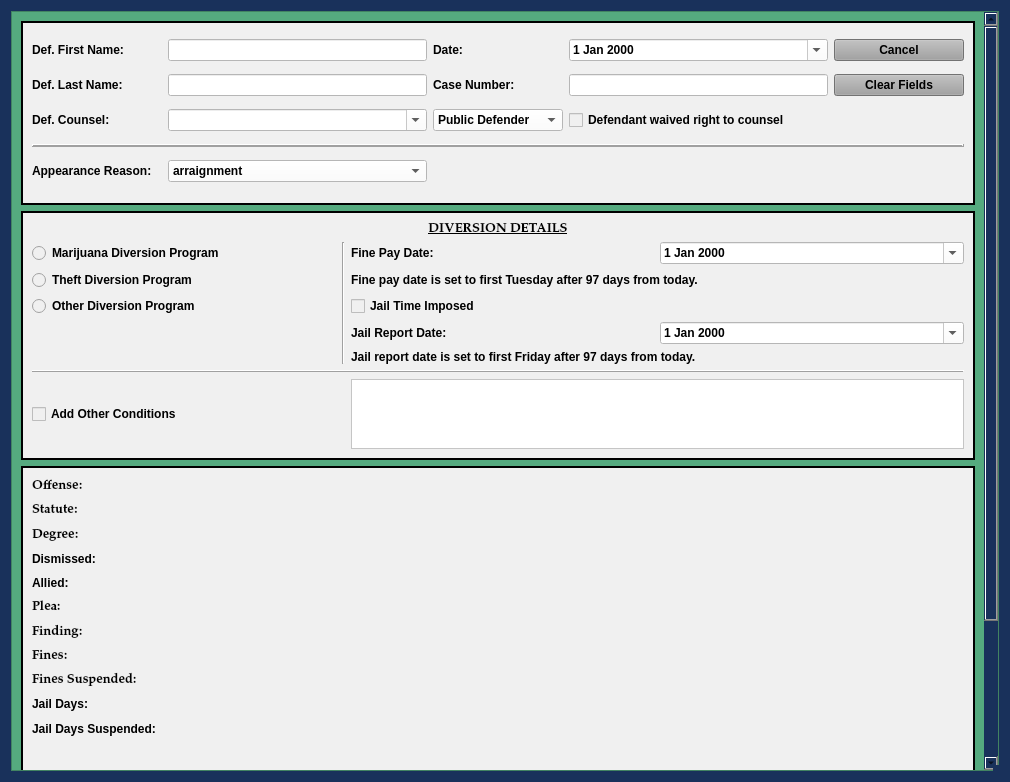
Old version of the form package/views/ui/DiversionPleaDialog.ui in the repository HunterProgram22/MuniEntry.
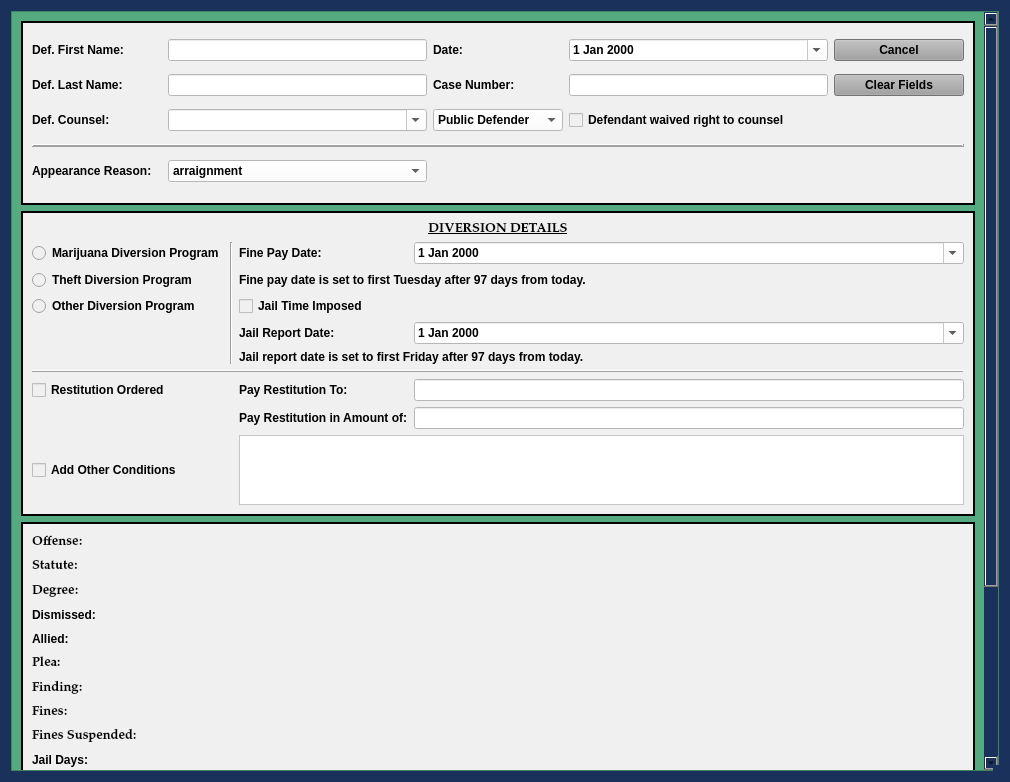
New version of the form. Custom widgets are drawn as their Qt base class.

Commit message: Added restitution to Diversion.

Patch:
```diff
--- a/package/views/ui/DiversionPleaDialog.ui
+++ b/package/views/ui/DiversionPleaDialog.ui
@@ -161,9 +161,9 @@
       <property name="geometry">
        <rect>
         <x>0</x>
-        <y>0</y>
+        <y>-172</y>
         <width>973</width>
-        <height>1015</height>
+        <height>1073</height>
        </rect>
       </property>
       <layout class="QGridLayout" name="gridLayout_2" rowstretch="2,1,4,1">
@@ -184,66 +184,7 @@
          <property name="lineWidth">
           <number>2</number>
          </property>
-         <layout class="QGridLayout" name="gridLayout_8" rowstretch="1,1,1,1,1,0,0,0,0">
-          <item row="2" column="2" colspan="2">
-           <widget class="QLabel" name="label_6">
-            <property name="text">
-             <string>Fine pay date is set to first Tuesday after 97 days from today.</string>
-            </property>
-           </widget>
-          </item>
-          <item row="1" column="0">
-           <widget class="QRadioButton" name="marijuana_diversion_radioButton">
-            <property name="text">
-             <string>Marijuana Diversion Program</string>
-            </property>
-            <attribute name="buttonGroup">
-             <string notr="true">buttonGroup</string>
-            </attribute>
-           </widget>
-          </item>
-          <item row="7" column="0" colspan="4">
-           <widget class="Line" name="line_2">
-            <property name="frameShadow">
-             <enum>QFrame::Raised</enum>
-            </property>
-            <property name="orientation">
-             <enum>Qt::Horizontal</enum>
-            </property>
-           </widget>
-          </item>
-          <item row="3" column="2">
-           <widget class="QCheckBox" name="diversion_jail_imposed_checkBox">
-            <property name="text">
-             <string>Jail Time Imposed</string>
-            </property>
-           </widget>
-          </item>
-          <item row="4" column="3">
-           <widget class="NoScrollDateEdit" name="diversion_jail_report_date_box">
-            <property name="styleSheet">
-             <string notr="true">color: rgb(0, 0, 0);
-background-color: rgb(255, 255, 255);</string>
-            </property>
-            <property name="calendarPopup">
-             <bool>true</bool>
-            </property>
-           </widget>
-          </item>
-          <item row="4" column="2">
-           <widget class="QLabel" name="diversion_jail_report_date_label">
-            <property name="text">
-             <string>Jail Report Date:</string>
-            </property>
-           </widget>
-          </item>
-          <item row="1" column="2">
-           <widget class="QLabel" name="label_23">
-            <property name="text">
-             <string>Fine Pay Date:</string>
-            </property>
-           </widget>
-          </item>
+         <layout class="QGridLayout" name="gridLayout_8" rowstretch="1,1,1,1,1,0,0,0,0,0,0">
           <item row="1" column="3">
            <widget class="NoScrollDateEdit" name="diversion_fine_pay_date_box">
             <property name="styleSheet">
@@ -255,27 +196,6 @@
             </property>
            </widget>
           </item>
-          <item row="8" column="2" colspan="2">
-           <widget class="QTextEdit" name="other_conditions_textEdit">
-            <property name="styleSheet">
-             <string notr="true">background-color: rgb(255, 255, 255);</string>
-            </property>
-           </widget>
-          </item>
-          <item row="8" column="0">
-           <widget class="QCheckBox" name="other_conditions_checkBox">
-            <property name="text">
-             <string>Add Other Conditions</string>
-            </property>
-           </widget>
-          </item>
-          <item row="5" column="2" colspan="2">
-           <widget class="QLabel" name="jail_report_date_note_label">
-            <property name="text">
-             <string>Jail report date is set to first Friday after 97 days from today.</string>
-            </property>
-           </widget>
-          </item>
           <item row="2" column="0">
            <widget class="QRadioButton" name="theft_diversion_radioButton">
             <property name="text">
@@ -286,14 +206,25 @@
             </attribute>
            </widget>
           </item>
-          <item row="3" column="0">
-           <widget class="QRadioButton" name="other_diversion_radioButton">
+          <item row="5" column="2" colspan="2">
+           <widget class="QLabel" name="jail_report_date_note_label">
             <property name="text">
-             <string>Other Diversion Program</string>
+             <string>Jail report date is set to first Friday after 97 days from today.</string>
             </property>
-            <attribute name="buttonGroup">
-             <string notr="true">buttonGroup</string>
-            </attribute>
+           </widget>
+          </item>
+          <item row="10" column="2" colspan="2">
+           <widget class="QTextEdit" name="other_conditions_textEdit">
+            <property name="styleSheet">
+             <string notr="true">background-color: rgb(255, 255, 255);</string>
+            </property>
+           </widget>
+          </item>
+          <item row="10" column="0">
+           <widget class="QCheckBox" name="other_conditions_checkBox">
+            <property name="text">
+             <string>Add Other Conditions</string>
+            </property>
            </widget>
           </item>
           <item row="1" column="1" rowspan="5">
@@ -303,6 +234,16 @@
             </property>
            </widget>
           </item>
+          <item row="3" column="0">
+           <widget class="QRadioButton" name="other_diversion_radioButton">
+            <property name="text">
+             <string>Other Diversion Program</string>
+            </property>
+            <attribute name="buttonGroup">
+             <string notr="true">buttonGroup</string>
+            </attribute>
+           </widget>
+          </item>
           <item row="0" column="0" colspan="4">
            <widget class="QLabel" name="label_9">
             <property name="font">
@@ -323,6 +264,100 @@
             </property>
            </widget>
           </item>
+          <item row="1" column="2">
+           <widget class="QLabel" name="label_23">
+            <property name="text">
+             <string>Fine Pay Date:</string>
+            </property>
+           </widget>
+          </item>
+          <item row="4" column="3">
+           <widget class="NoScrollDateEdit" name="diversion_jail_report_date_box">
+            <property name="styleSheet">
+             <string notr="true">color: rgb(0, 0, 0);
+background-color: rgb(255, 255, 255);</string>
+            </property>
+            <property name="calendarPopup">
+             <bool>true</bool>
+            </property>
+           </widget>
+          </item>
+          <item row="4" column="2">
+           <widget class="QLabel" name="diversion_jail_report_date_label">
+            <property name="text">
+             <string>Jail Report Date:</string>
+            </property>
+           </widget>
+          </item>
+          <item row="8" column="0">
+           <widget class="QCheckBox" name="pay_restitution_checkBox">
+            <property name="text">
+             <string>Restitution Ordered</string>
+            </property>
+           </widget>
+          </item>
+          <item row="1" column="0">
+           <widget class="QRadioButton" name="marijuana_diversion_radioButton">
+            <property name="text">
+             <string>Marijuana Diversion Program</string>
+            </property>
+            <attribute name="buttonGroup">
+             <string notr="true">buttonGroup</string>
+            </attribute>
+           </widget>
+          </item>
+          <item row="2" column="2" colspan="2">
+           <widget class="QLabel" name="label_6">
+            <property name="text">
+             <string>Fine pay date is set to first Tuesday after 97 days from today.</string>
+            </property>
+           </widget>
+          </item>
+          <item row="7" column="0" colspan="4">
+           <widget class="Line" name="line_2">
+            <property name="frameShadow">
+             <enum>QFrame::Raised</enum>
+            </property>
+            <property name="orientation">
+             <enum>Qt::Horizontal</enum>
+            </property>
+           </widget>
+          </item>
+          <item row="3" column="2">
+           <widget class="QCheckBox" name="diversion_jail_imposed_checkBox">
+            <property name="text">
+             <string>Jail Time Imposed</string>
+            </property>
+           </widget>
+          </item>
+          <item row="8" column="3">
+           <widget class="QLineEdit" name="pay_restitution_to_box">
+            <property name="styleSheet">
+             <string notr="true">background-color: rgb(255, 255, 255);</string>
+            </property>
+           </widget>
+          </item>
+          <item row="9" column="3">
+           <widget class="QLineEdit" name="pay_restitution_amount_box">
+            <property name="styleSheet">
+             <string notr="true">background-color: rgb(255, 255, 255);</string>
+            </property>
+           </widget>
+          </item>
+          <item row="8" column="2">
+           <widget class="QLabel" name="pay_restitution_to_label">
+            <property name="text">
+             <string>Pay Restitution To:</string>
+            </property>
+           </widget>
+          </item>
+          <item row="9" column="2">
+           <widget class="QLabel" name="pay_restitution_amount_label">
+            <property name="text">
+             <string>Pay Restitution in Amount of:</string>
+            </property>
+           </widget>
+          </item>
          </layout>
         </widget>
        </item>
```
The commit also changes 22 other files.
